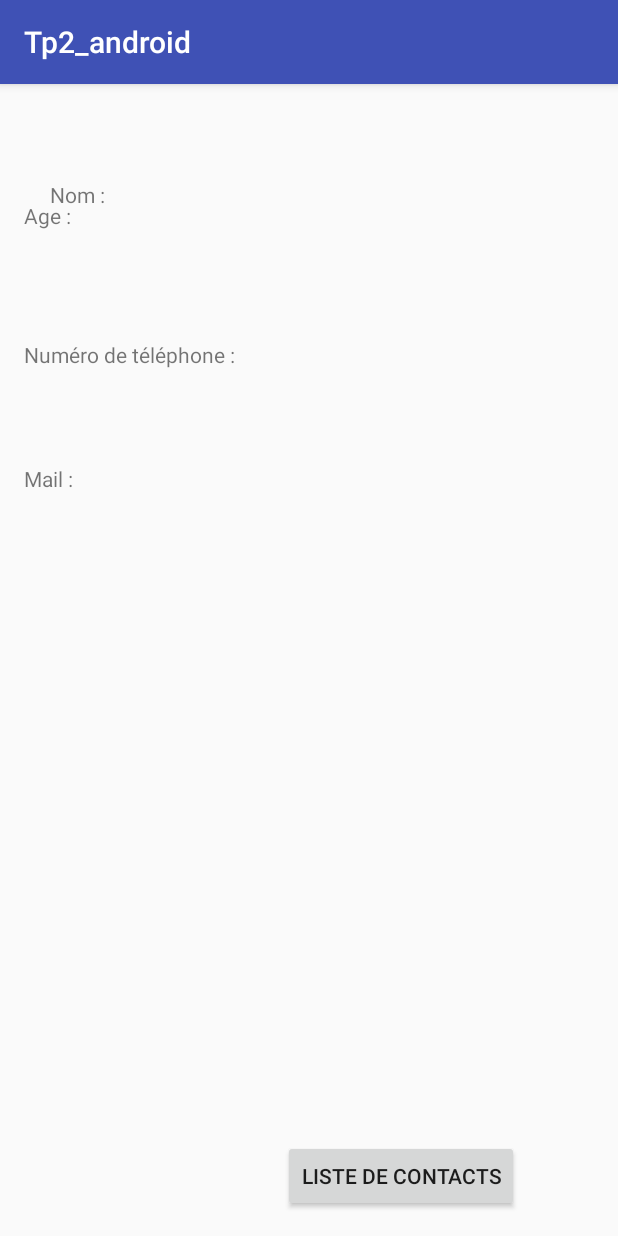
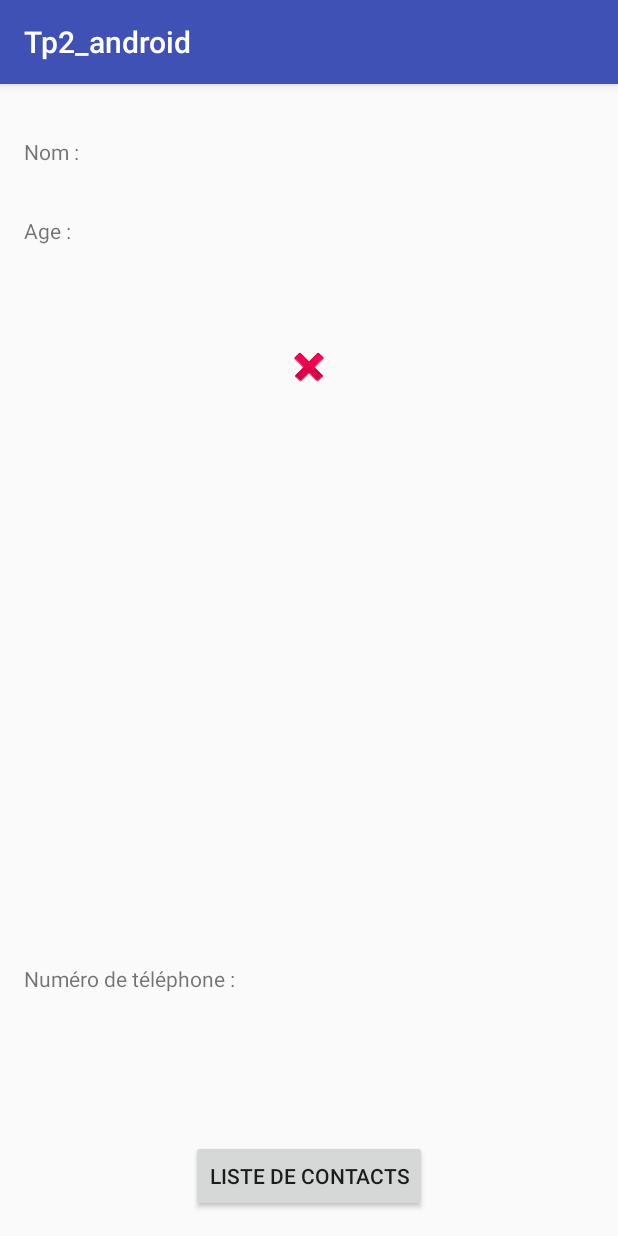
Before and after one commit to Jeremy-Duval/Tp-Android, an Android app: the ActivityB screen opened directly, with no data from a screen before it, on a phone screen of 412 x 824 dp. Run offline under Robolectric (Android 15) with nearby library versions, the phone set to English and light mode, and no system bars; 5 statements that could not run were skipped.

Commit message:
end of the TP3

```diff
--- a/Listes_exo3/app/src/main/AndroidManifest.xml
+++ b/Listes_exo3/app/src/main/AndroidManifest.xml
@@ -1,8 +1,10 @@
 <?xml version="1.0" encoding="utf-8"?>
 <manifest xmlns:android="http://schemas.android.com/apk/res/android"
     package="guevara.valentin.tp2_android">
+    <uses-permission android:name="android.permission.CALL_PHONE" />
+    <uses-permission android:name="android.permission.MANAGE_DOCUMENTS"/>
+    <uses-permission android:name="android.permission.WRITE_EXTERNAL_STORAGE"/>
     <uses-permission android:name="android.permission.READ_EXTERNAL_STORAGE" />
-    <uses-permission android:name="android.permission.CALL_PHONE" />
     <application
         android:allowBackup="true"
         android:icon="@mipmap/ic_launcher"
--- a/Listes_exo3/app/src/main/java/guevara/valentin/tp2_android/ActivityB.java
+++ b/Listes_exo3/app/src/main/java/guevara/valentin/tp2_android/ActivityB.java
@@ -1,12 +1,16 @@
 package guevara.valentin.tp2_android;
 
 import android.content.Intent;
+import android.net.Uri;
 import android.support.v7.app.AppCompatActivity;
 import android.os.Bundle;
 import android.view.View;
 import android.widget.Button;
+import android.widget.ImageView;
 import android.widget.TextView;
 
+import java.io.File;
+import java.net.URI;
 import java.util.HashMap;
 
 public class ActivityB extends AppCompatActivity {
@@ -19,14 +23,18 @@ public class ActivityB extends AppCompatActivity {
         HashMap<String,String> infos = (HashMap<String, String>) intent.getSerializableExtra("contactSelected");
         TextView nom = (TextView) findViewById(R.id.nom);
         TextView age = (TextView) findViewById(R.id.age);
+        ImageView image = (ImageView) findViewById(R.id.imageView);
         TextView numero = (TextView) findViewById(R.id.numero);
-        TextView mail = (TextView) findViewById(R.id.mail);
         Button valid = (Button) findViewById(R.id.valider);
 
         nom.setText(infos.get("nom"));
         age.setText(infos.get("naissance"));
         numero.setText(infos.get("numero"));
-        mail.setText(infos.get("mail"));
+
+
+        File file = new File(infos.get("image"));
+        Uri uri = Uri.fromFile(file);
+        image.setImageURI(uri);
 
         valid.setOnClickListener(new View.OnClickListener() {
             @Override
--- a/Listes_exo3/app/src/main/res/layout/activity_b.xml
+++ b/Listes_exo3/app/src/main/res/layout/activity_b.xml
@@ -1,5 +1,6 @@
 <?xml version="1.0" encoding="utf-8"?>
 <RelativeLayout xmlns:android="http://schemas.android.com/apk/res/android"
+    xmlns:app="http://schemas.android.com/apk/res-auto"
     xmlns:tools="http://schemas.android.com/tools"
     android:id="@+id/activity_b"
     android:layout_width="match_parent"
@@ -9,16 +10,6 @@
     android:paddingRight="@dimen/activity_horizontal_margin"
     android:paddingTop="@dimen/activity_vertical_margin"
     tools:context="guevara.valentin.tp2_android.ActivityB">
-
-    <TextView
-        android:text="Nom : "
-        android:layout_width="wrap_content"
-        android:layout_height="wrap_content"
-        android:layout_alignParentTop="true"
-        android:layout_alignParentStart="true"
-        android:layout_marginStart="17dp"
-        android:layout_marginTop="48dp"
-        android:id="@+id/textView2" />
 
     <TextView
         android:layout_width="wrap_content"
@@ -40,19 +31,9 @@
     <TextView
         android:layout_width="wrap_content"
         android:layout_height="wrap_content"
-        android:layout_alignTop="@+id/textView6"
         android:layout_alignParentEnd="true"
         android:layout_marginEnd="38dp"
         android:id="@+id/prenom" />
-
-    <TextView
-        android:text="Age :"
-        android:layout_width="wrap_content"
-        android:layout_height="wrap_content"
-        android:layout_below="@+id/textView6"
-        android:layout_alignStart="@+id/textView6"
-        android:layout_marginTop="62dp"
-        android:id="@+id/textView8" />
 
     <TextView
         android:layout_width="wrap_content"
@@ -63,15 +44,6 @@
         android:id="@+id/age" />
 
     <TextView
-        android:text="Numéro de téléphone :"
-        android:layout_width="wrap_content"
-        android:layout_height="wrap_content"
-        android:layout_below="@+id/textView8"
-        android:layout_alignStart="@+id/textView8"
-        android:layout_marginTop="73dp"
-        android:id="@+id/textView10" />
-
-    <TextView
         android:layout_width="wrap_content"
         android:layout_height="wrap_content"
         android:layout_alignTop="@+id/textView10"
@@ -80,21 +52,15 @@
         android:layout_marginTop="8dp"
         android:id="@+id/numero" />
 
+
     <TextView
-        android:text="Mail :"
+        android:text="Numéro de téléphone :"
         android:layout_width="wrap_content"
         android:layout_height="wrap_content"
-        android:layout_below="@+id/numero"
-        android:layout_alignStart="@+id/textView10"
-        android:layout_marginTop="55dp"
-        android:id="@+id/textView12" />
-
-    <TextView
-        android:layout_width="wrap_content"
-        android:layout_height="wrap_content"
-        android:layout_alignTop="@+id/textView12"
-        android:layout_toStartOf="@+id/numero"
-        android:id="@+id/mail" />
+        android:id="@+id/textView10"
+        android:layout_marginBottom="98dp"
+        android:layout_above="@+id/valider"
+        android:layout_alignParentStart="true" />
 
     <Button
         android:text="Liste de contacts"
@@ -102,6 +68,31 @@
         android:layout_height="wrap_content"
         android:id="@+id/valider"
         android:layout_alignParentBottom="true"
-        android:layout_toStartOf="@+id/prenom"
-        android:layout_marginEnd="12dp" />
+        android:layout_centerHorizontal="true" />
+
+    <TextView
+        android:text="Nom : "
+        android:layout_width="wrap_content"
+        android:layout_height="wrap_content"
+        android:id="@+id/textView2"
+        android:layout_below="@+id/prenom"
+        android:layout_alignParentStart="true" />
+
+    <TextView
+        android:text="Age :"
+        android:layout_width="wrap_content"
+        android:layout_height="wrap_content"
+        android:layout_marginTop="33dp"
+        android:id="@+id/textView8"
+        android:layout_below="@+id/textView2"
+        android:layout_alignParentStart="true" />
+
+    <ImageView
+        android:layout_width="wrap_content"
+        android:layout_height="wrap_content"
+        app:srcCompat="@android:drawable/ic_delete"
+        android:layout_marginTop="65dp"
+        android:id="@+id/imageView"
+        android:layout_below="@+id/textView8"
+        android:layout_centerHorizontal="true" />
 </RelativeLayout>
--- a/Listes_exo3/app/src/main/res/layout/affichageitem.xml
+++ b/Listes_exo3/app/src/main/res/layout/affichageitem.xml
@@ -6,8 +6,8 @@
 
     <ImageView
         android:id="@+id/img"
-        android:layout_width="wrap_content"
-        android:layout_height="wrap_content"
+        android:layout_width="90dp"
+        android:layout_height="80dp"
         android:layout_gravity="center_vertical"
         android:padding="10px"/>
 
```
Also changed, not shown: Listes_exo3/app/src/main/java/guevara/valentin/tp2_android/MainActivity.java (+49 -7 lines), Listes_exo3/app/src/main/java/guevara/valentin/tp2_android/newContact.java (+15 -5 lines), Listes_exo3/app/src/main/res/layout/activity_new_contact.xml (+6 -5 lines).
